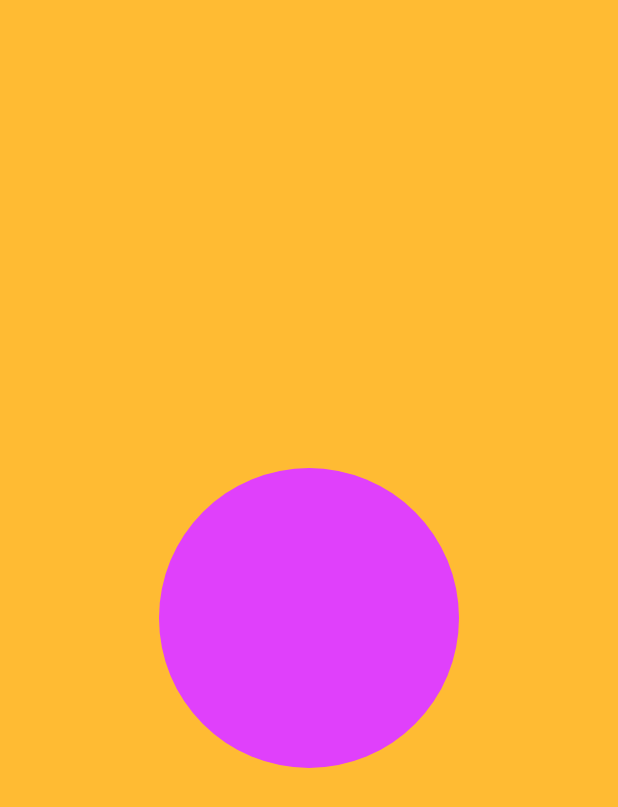
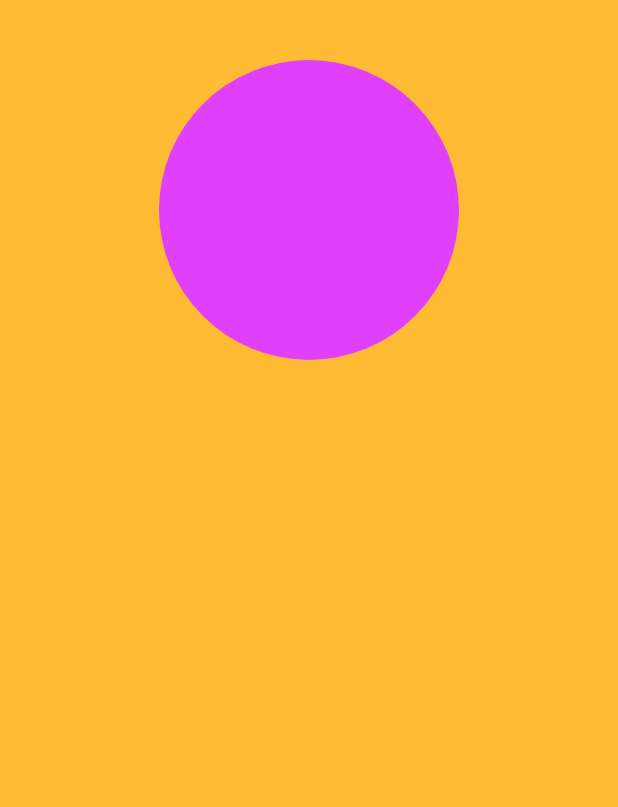
Before and after one commit to Serg8787/ClickerRxJava, an Android app: the PlayGameFragment screen opened through its navigation route, on a phone screen of 412 x 824 dp. Shown: the top 807 px of the screen. Run offline under Robolectric (Android 15) with nearby library versions, the phone set to English and light mode, and no system bars; our stand-ins replace RxJava; libraries missing offline, so code that uses them is left out: io.reactivex.internal; 3 statements that could not run were skipped.

Commit message:
add play game disign

```diff
--- a/app/src/main/java/com/example/clicker/PlayGameFragment.kt
+++ b/app/src/main/java/com/example/clicker/PlayGameFragment.kt
@@ -68,6 +68,7 @@ class PlayGameFragment : Fragment() {
                     }
                 }
                 if (it.equals("00:00")) {
+                    tvThreeToStart.visibility = View.GONE
                     tvResult.visibility = View.VISIBLE
                     tvResult.text = "Your result\n${countResult}"
                 }
--- a/app/src/main/res/layout/fragment_play_game.xml
+++ b/app/src/main/res/layout/fragment_play_game.xml
@@ -1,11 +1,11 @@
 <?xml version="1.0" encoding="utf-8"?>
 <androidx.constraintlayout.widget.ConstraintLayout xmlns:android="http://schemas.android.com/apk/res/android"
+    xmlns:app="http://schemas.android.com/apk/res-auto"
     xmlns:tools="http://schemas.android.com/tools"
+    android:id="@+id/clRoot"
     android:layout_width="match_parent"
     android:layout_height="match_parent"
-    xmlns:app="http://schemas.android.com/apk/res-auto"
     android:background="@android:color/holo_orange_light"
-    android:id="@+id/clRoot"
     tools:context=".PlayGameFragment">
 
 
@@ -13,28 +13,15 @@
         android:id="@+id/tvThreeToStart"
         android:layout_width="wrap_content"
         android:layout_height="wrap_content"
+        android:layout_marginTop="40dp"
         android:background="@drawable/back_fiolet"
         android:gravity="center"
         android:textColor="@color/black"
         android:textSize="50sp"
         android:textStyle="bold"
-        app:layout_constraintBottom_toBottomOf="parent"
         app:layout_constraintEnd_toEndOf="parent"
         app:layout_constraintStart_toStartOf="parent"
         app:layout_constraintTop_toTopOf="parent" />
-
-    <TextView
-        android:id="@+id/tvTimer"
-        android:textSize="50sp"
-        android:layout_width="0dp"
-        android:textColor="@color/white"
-        android:gravity="center"
-        android:padding="4dp"
-        android:layout_marginTop="40dp"
-        android:layout_height="wrap_content"
-        app:layout_constraintTop_toTopOf="parent"
-        app:layout_constraintStart_toStartOf="parent"
-        app:layout_constraintEnd_toEndOf="parent"/>
 
     <TextView
         android:id="@+id/tvResult"
@@ -42,8 +29,8 @@
         android:layout_height="200dp"
         android:background="@drawable/back_green"
         android:gravity="center"
+        android:textColor="@color/black"
         android:textSize="30sp"
-        android:textColor="@color/black"
         android:textStyle="bold"
         android:visibility="gone"
         app:layout_constraintBottom_toBottomOf="parent"
@@ -53,5 +40,4 @@
         app:layout_constraintTop_toTopOf="parent" />
 
 
-
 </androidx.constraintlayout.widget.ConstraintLayout>
--- /dev/null
+++ b/app/src/main/res/values/dimens.xml
@@ -0,0 +1,4 @@
+<?xml version="1.0" encoding="utf-8"?>
+<resources>
+    <dimen name="first_margin">300dp</dimen>
+</resources>
```
